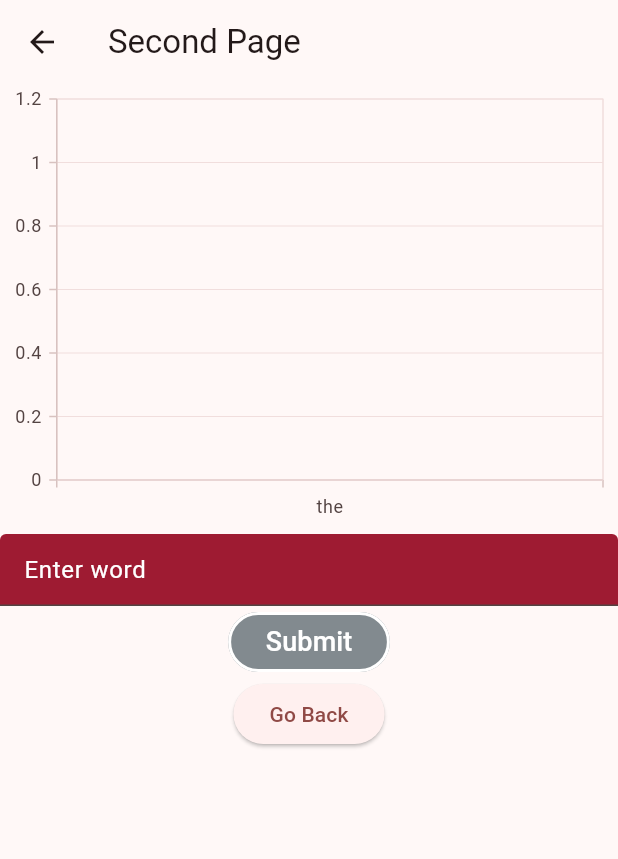
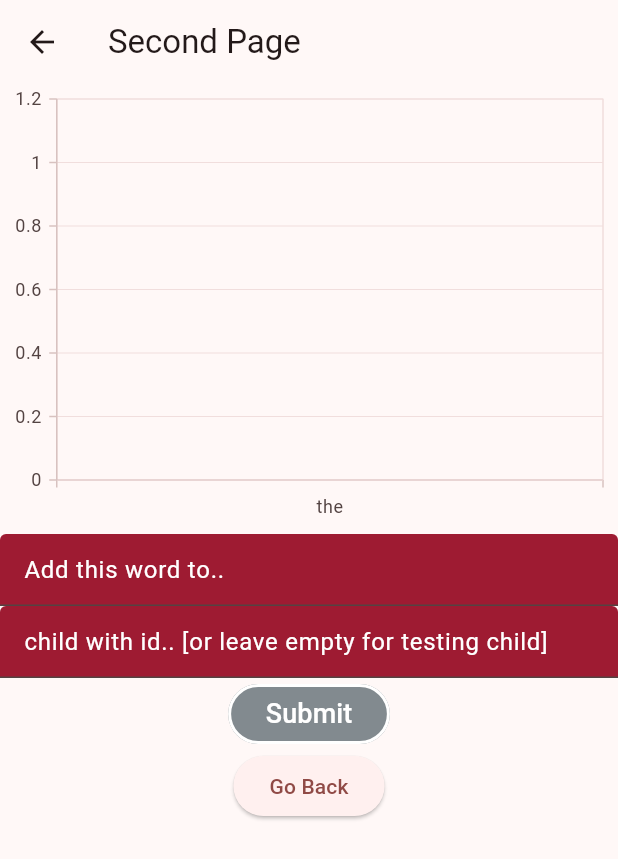
Before and after one commit to Baby-Words-Tracker/Baby_Words, a Flutter app: the StatsPage screen opened by its route, after a tap on "Submit", on a phone screen of 412 x 824 dp. Shown: the top 859 px of the screen. Run offline on Flutter 3.47's test engine with Material 3 defaults, Android fonts, the phone set to English and light mode, and no system bars; our stand-ins replace cloud_firestore, csv, firebase_core, syncfusion_flutter_charts; accounts and stored records are empty.

Commit message:
stats.dart now has working word adding by id. Also fixed a nullity issue in word data service

```diff
--- a/baby_words_tracker/lib/data/services/word_data_service.dart
+++ b/baby_words_tracker/lib/data/services/word_data_service.dart
@@ -1,3 +1,4 @@
+import 'package:baby_words_tracker/data/models/data_with_id.dart';
 import 'package:baby_words_tracker/data/models/word.dart';
 import 'package:baby_words_tracker/data/repositories/FirestoreRepository.dart';
 import 'package:baby_words_tracker/util/language_code.dart';
@@ -19,7 +20,8 @@ class WordDataService extends ChangeNotifier{
   }
 
   Future<Word> getWord(String id) async {
-    return Word.fromDataWithId(await fireRepo.read("Word", id));
+    //FIXME: really hacky way to handle nullity
+    return Word.fromDataWithId(await fireRepo.read("Word", id) ?? DataWithId(id: "", data: {"null" : "data"}));
   }
 
 }
--- a/baby_words_tracker/lib/pages/stats.dart
+++ b/baby_words_tracker/lib/pages/stats.dart
@@ -15,7 +15,8 @@ import 'package:baby_words_tracker/data/models/word.dart';
 
 class StatsPage extends StatelessWidget {
   @override
-  final TextEditingController _controller = TextEditingController(); // Controller
+  final TextEditingController wordTextController = TextEditingController(); // Controller
+  final TextEditingController idController = TextEditingController(); // Controller
   Widget build(BuildContext context) {
     //FIXME: dependency inject these (obviously)
     ParentDataService parentService = ParentDataService();
@@ -66,10 +67,20 @@ class StatsPage extends StatelessWidget {
             //   child: Text("Add Example Parent and Child (please only press once lmao)"),
             // ),
             TextField(
-              controller: _controller,
+              controller: wordTextController,
               decoration: const InputDecoration(
                 //border: OutlineInputBorder(),
-                hintText: 'Enter word',
+                hintText: 'Add this word to..',
+                hintStyle: TextStyle(color: Colors.white),
+                filled: true,
+                fillColor: Color(0xFF9E1B32),
+              ),
+            ),
+            TextField(
+              controller: idController,
+              decoration: const InputDecoration(
+                //border: OutlineInputBorder(),
+                hintText: 'child with id.. [or leave empty for testing child]',
                 hintStyle: TextStyle(color: Colors.white),
                 filled: true,
                 fillColor: Color(0xFF9E1B32),
@@ -79,7 +90,14 @@ class StatsPage extends StatelessWidget {
               //submit button currently doesn't do anything
               child: OutlinedButton(
                 onPressed: () {
-                  addWordToChild(_controller.text, childService, wordService, trackerService);
+                  if (idController.text != "")
+                  {
+                    addWordToChild(wordTextController.text, childService, wordService, trackerService, id: idController.text);
+                  } else {
+                    addWordToChild(wordTextController.text, childService, wordService, trackerService);
+                  }
+                  wordTextController.clear();
+                  idController.clear();
                 },
                 style: OutlinedButton.styleFrom(
                   backgroundColor: Color(0xFF828A8F),
@@ -148,5 +166,5 @@ async {
   //FIXME: implement language, part of speech, defn
   Word wordObject = await wordService.createWord(word, [LanguageCode.en], PartOfSpeech.noun, "testWord");
   //FIXME: numUtterances to be removed
-  trackerService.createWordTracker(id, word, DateTime.now(), 1);
+  trackerService.createWordTracker(id, word, DateTime.now());
 }
```
